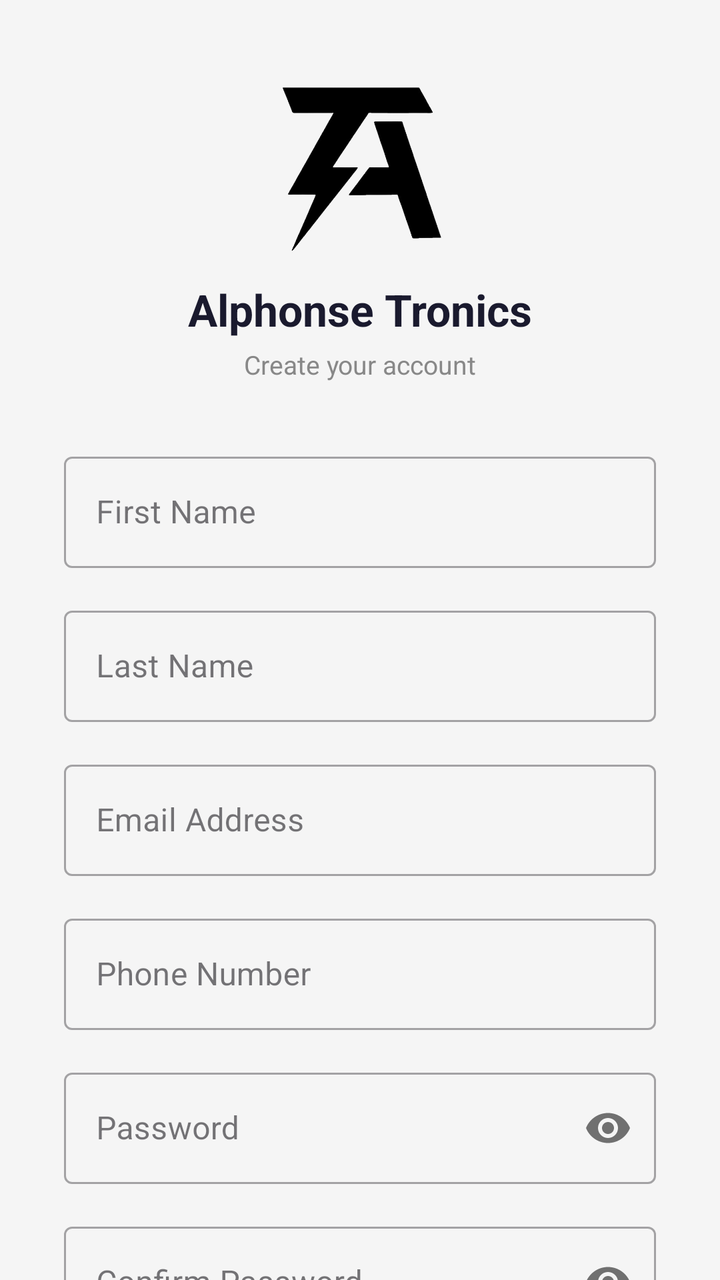
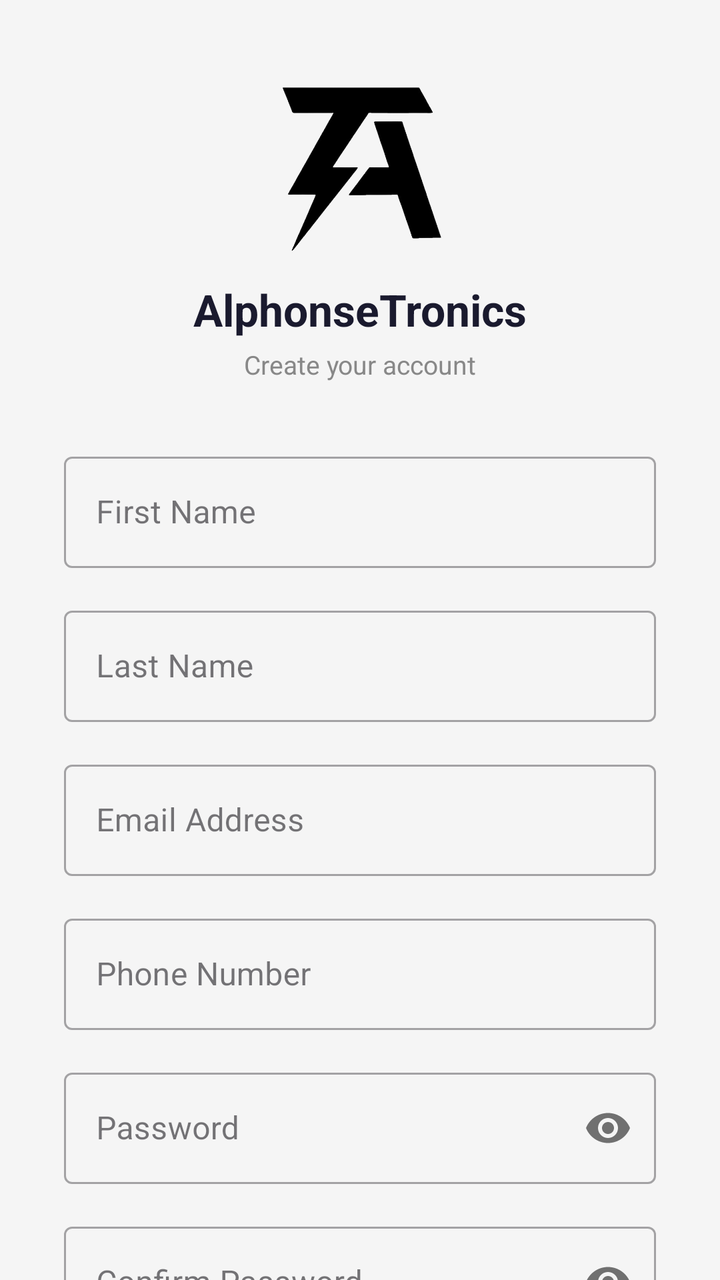

Compare the two renders of this Android layout. The source of the first and the diff that turns it into the second are given below.
<!-- AndroidManifest.xml: application theme Theme.AlphonseTronics -->
<!-- res/layout/activity_registration.xml -->
<?xml version="1.0" encoding="utf-8"?>
<androidx.core.widget.NestedScrollView xmlns:android="http://schemas.android.com/apk/res/android"
    xmlns:app="http://schemas.android.com/apk/res-auto"
    xmlns:tools="http://schemas.android.com/tools"
    android:layout_width="match_parent"
    android:layout_height="match_parent"
    android:background="#F5F5F5"
    android:fillViewport="true">

    <androidx.constraintlayout.widget.ConstraintLayout
        android:id="@+id/main"
        android:layout_width="match_parent"
        android:layout_height="wrap_content"
        android:paddingBottom="40dp"
        tools:context=".Register">

        
        <ImageView
            android:id="@+id/imgLogo"
            android:layout_width="90dp"
            android:layout_height="90dp"
            android:src="@drawable/logo"
            android:scaleType="fitCenter"
            app:layout_constraintTop_toTopOf="parent"
            app:layout_constraintStart_toStartOf="parent"
            app:layout_constraintEnd_toEndOf="parent"
            android:layout_marginTop="40dp" />

        
        <TextView
            android:id="@+id/tvAppName"
            android:layout_width="wrap_content"
            android:layout_height="wrap_content"
            android:text="Alphonse Tronics"
            android:textSize="22sp"
            android:textStyle="bold"
            android:textColor="#1A1A2E"
            app:layout_constraintTop_toBottomOf="@id/imgLogo"
            app:layout_constraintStart_toStartOf="parent"
            app:layout_constraintEnd_toEndOf="parent"
            android:layout_marginTop="10dp" />

        
        <TextView
            android:id="@+id/tvCreateAccount"
            android:layout_width="wrap_content"
            android:layout_height="wrap_content"
            android:text="Create your account"
            android:textSize="13sp"
            android:textColor="#888888"
            app:layout_constraintTop_toBottomOf="@id/tvAppName"
            app:layout_constraintStart_toStartOf="parent"
            app:layout_constraintEnd_toEndOf="parent"
            android:layout_marginTop="4dp" />

        
        <com.google.android.material.textfield.TextInputLayout
            android:id="@+id/tilFirstName"
            style="@style/Widget.MaterialComponents.TextInputLayout.OutlinedBox"
            android:layout_width="0dp"
            android:layout_height="wrap_content"
            android:hint="First Name"
            app:layout_constraintTop_toBottomOf="@id/tvCreateAccount"
            app:layout_constraintStart_toStartOf="parent"
            app:layout_constraintEnd_toEndOf="parent"
            android:layout_marginTop="32dp"
            android:layout_marginStart="32dp"
            android:layout_marginEnd="32dp">

            <com.google.android.material.textfield.TextInputEditText
                android:id="@+id/etFirstName"
                android:layout_width="match_parent"
                android:layout_height="wrap_content"
                android:inputType="textPersonName"
                android:maxLines="1" />
        </com.google.android.material.textfield.TextInputLayout>

        
        <com.google.android.material.textfield.TextInputLayout
            android:id="@+id/tilLastName"
            style="@style/Widget.MaterialComponents.TextInputLayout.OutlinedBox"
            android:layout_width="0dp"
            android:layout_height="wrap_content"
            android:hint="Last Name"
            app:layout_constraintTop_toBottomOf="@id/tilFirstName"
            app:layout_constraintStart_toStartOf="parent"
            app:layout_constraintEnd_toEndOf="parent"
            android:layout_marginTop="16dp"
            android:layout_marginStart="32dp"
            android:layout_marginEnd="32dp">

            <com.google.android.material.textfield.TextInputEditText
                android:id="@+id/etLastName"
                android:layout_width="match_parent"
                android:layout_height="wrap_content"
                android:inputType="textPersonName"
                android:maxLines="1" />
        </com.google.android.material.textfield.TextInputLayout>

        
        <com.google.android.material.textfield.TextInputLayout
            android:id="@+id/tilEmail"
            style="@style/Widget.MaterialComponents.TextInputLayout.OutlinedBox"
            android:layout_width="0dp"
            android:layout_height="wrap_content"
            android:hint="Email Address"
            app:layout_constraintTop_toBottomOf="@id/tilLastName"
            app:layout_constraintStart_toStartOf="parent"
            app:layout_constraintEnd_toEndOf="parent"
            android:layout_marginTop="16dp"
            android:layout_marginStart="32dp"
            android:layout_marginEnd="32dp">

            <com.google.android.material.textfield.TextInputEditText
                android:id="@+id/etEmail"
                android:layout_width="match_parent"
                android:layout_height="wrap_content"
                android:inputType="textEmailAddress"
                android:maxLines="1" />
        </com.google.android.material.textfield.TextInputLayout>

        
        <com.google.android.material.textfield.TextInputLayout
            android:id="@+id/tilPhone"
            style="@style/Widget.MaterialComponents.TextInputLayout.OutlinedBox"
            android:layout_width="0dp"
            android:layout_height="wrap_content"
            android:hint="Phone Number"
            app:layout_constraintTop_toBottomOf="@id/tilEmail"
            app:layout_constraintStart_toStartOf="parent"
            app:layout_constraintEnd_toEndOf="parent"
            android:layout_marginTop="16dp"
            android:layout_marginStart="32dp"
            android:layout_marginEnd="32dp">

            <com.google.android.material.textfield.TextInputEditText
                android:id="@+id/etPhone"
                android:layout_width="match_parent"
                android:layout_height="wrap_content"
                android:inputType="phone"
                android:maxLines="1" />
        </com.google.android.material.textfield.TextInputLayout>

        
        <com.google.android.material.textfield.TextInputLayout
            android:id="@+id/tilPassword"
            style="@style/Widget.MaterialComponents.TextInputLayout.OutlinedBox"
            android:layout_width="0dp"
            android:layout_height="wrap_content"
            android:hint="Password"
            app:passwordToggleEnabled="true"
            app:layout_constraintTop_toBottomOf="@id/tilPhone"
            app:layout_constraintStart_toStartOf="parent"
            app:layout_constraintEnd_toEndOf="parent"
            android:layout_marginTop="16dp"
            android:layout_marginStart="32dp"
            android:layout_marginEnd="32dp">

            <com.google.android.material.textfield.TextInputEditText
                android:id="@+id/etPassword"
                android:layout_width="match_parent"
                android:layout_height="wrap_content"
                android:inputType="textPassword"
                android:maxLines="1" />
        </com.google.android.material.textfield.TextInputLayout>

        
        <com.google.android.material.textfield.TextInputLayout
            android:id="@+id/tilConfirmPassword"
            style="@style/Widget.MaterialComponents.TextInputLayout.OutlinedBox"
            android:layout_width="0dp"
            android:layout_height="wrap_content"
            android:hint="Confirm Password"
            app:passwordToggleEnabled="true"
            app:layout_constraintTop_toBottomOf="@id/tilPassword"
            app:layout_constraintStart_toStartOf="parent"
            app:layout_constraintEnd_toEndOf="parent"
            android:layout_marginTop="16dp"
            android:layout_marginStart="32dp"
            android:layout_marginEnd="32dp">

            <com.google.android.material.textfield.TextInputEditText
                android:id="@+id/etConfirmPassword"
                android:layout_width="match_parent"
                android:layout_height="wrap_content"
                android:inputType="textPassword"
                android:maxLines="1" />
        </com.google.android.material.textfield.TextInputLayout>

        
        <CheckBox
            android:id="@+id/cbTerms"
            android:layout_width="0dp"
            android:layout_height="wrap_content"
            android:text="I agree to the Terms and Conditions"
            android:textSize="13sp"
            android:textColor="#555555"
            app:layout_constraintTop_toBottomOf="@id/tilConfirmPassword"
            app:layout_constraintStart_toStartOf="parent"
            app:layout_constraintEnd_toEndOf="parent"
            android:layout_marginTop="16dp"
            android:layout_marginStart="28dp"
            android:layout_marginEnd="32dp" />

        
        <Button
            android:id="@+id/btnRegister"
            android:layout_width="0dp"
            android:layout_height="52dp"
            android:text="CREATE ACCOUNT"
            android:textSize="15sp"
            android:textStyle="bold"
            android:backgroundTint="#1A1A2E"
            app:layout_constraintTop_toBottomOf="@id/cbTerms"
            app:layout_constraintStart_toStartOf="parent"
            app:layout_constraintEnd_toEndOf="parent"
            android:layout_marginTop="24dp"
            android:layout_marginStart="32dp"
            android:layout_marginEnd="32dp" />

        
        <LinearLayout
            android:id="@+id/llLogin"
            android:layout_width="wrap_content"
            android:layout_height="wrap_content"
            android:orientation="horizontal"
            app:layout_constraintTop_toBottomOf="@id/btnRegister"
            app:layout_constraintStart_toStartOf="parent"
            app:layout_constraintEnd_toEndOf="parent"
            android:layout_marginTop="20dp">

            <TextView
                android:layout_width="wrap_content"
                android:layout_height="wrap_content"
                android:text="Already have an account? "
                android:textColor="#888888"
                android:textSize="13sp" />

            <TextView
                android:id="@+id/tvLogin"
                android:layout_width="wrap_content"
                android:layout_height="wrap_content"
                android:text="Log In"
                android:textColor="#0066CC"
                android:textSize="13sp"
                android:textStyle="bold"
                android:clickable="true"
                android:focusable="true" />
        </LinearLayout>

    </androidx.constraintlayout.widget.ConstraintLayout>
</androidx.core.widget.NestedScrollView>
<!-- resources referenced by this layout -->
<resources>
  <!-- drawable logo: png bitmap (drawable, 49143 bytes) -->
  <style name="Theme.AlphonseTronics" parent="Base.Theme.AlphonseTronics" />
  <style name="Base.Theme.AlphonseTronics" parent="Theme.Material3.DayNight.NoActionBar">
          
          
      </style>
</resources>

<!-- the commit's change to res/layout/activity_registration.xml (unified diff, before → after) -->
@@ -31,7 +31,7 @@
             android:id="@+id/tvAppName"
             android:layout_width="wrap_content"
             android:layout_height="wrap_content"
-            android:text="Alphonse Tronics"
+            android:text="AlphonseTronics"
             android:textSize="22sp"
             android:textStyle="bold"
             android:textColor="#1A1A2E"
@@ -40,7 +40,6 @@
             app:layout_constraintEnd_toEndOf="parent"
             android:layout_marginTop="10dp" />
 
-        
         <TextView
             android:id="@+id/tvCreateAccount"
             android:layout_width="wrap_content"
